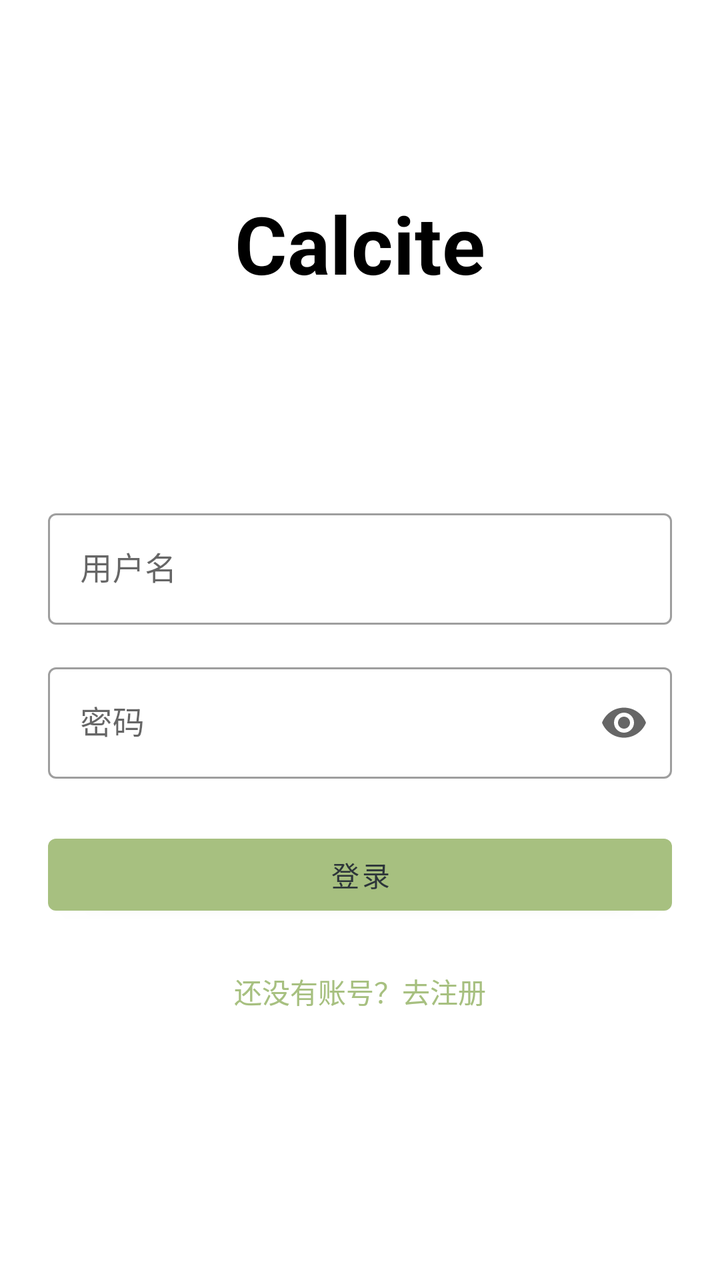
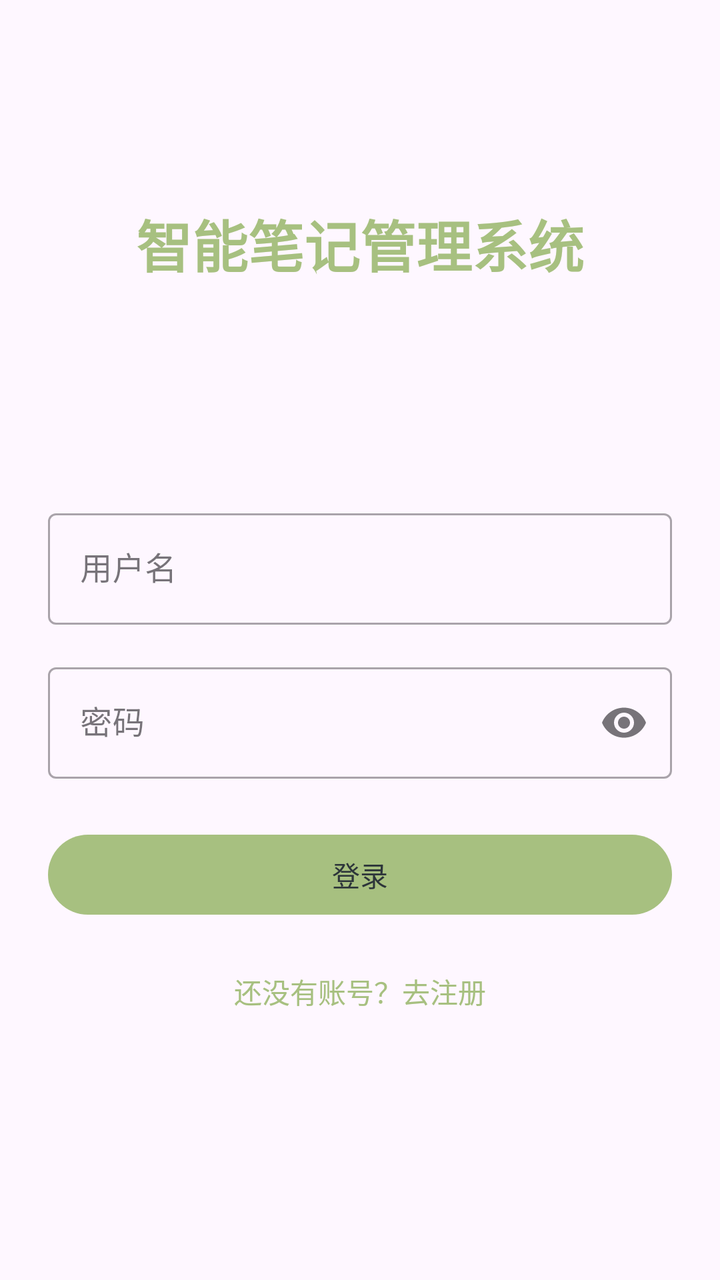

Screens rendered from an Android XML layout before and after an edit, with the pre-edit source and the edit as a unified diff.
<!-- AndroidManifest.xml: application theme Theme.Notes -->
<!-- res/layout/fragment_login.xml -->
<?xml version="1.0" encoding="utf-8"?>
<androidx.constraintlayout.widget.ConstraintLayout
    xmlns:android="http://schemas.android.com/apk/res/android"
    xmlns:app="http://schemas.android.com/apk/res-auto"
    android:layout_width="match_parent"
    android:layout_height="match_parent"
    android:padding="24dp">

    <TextView
        android:id="@+id/tvTitle"
        android:layout_width="wrap_content"
        android:layout_height="wrap_content"
        android:text="Calcite"
        android:textColor="@color/black"
        android:textSize="40sp"
        android:textStyle="bold"
        app:layout_constraintBottom_toTopOf="@id/glTop"
        app:layout_constraintEnd_toEndOf="parent"
        app:layout_constraintStart_toStartOf="parent"
        app:layout_constraintTop_toTopOf="parent"
        app:layout_constraintVertical_chainStyle="packed" />

    <androidx.constraintlayout.widget.Guideline
        android:id="@+id/glTop"
        android:layout_width="wrap_content"
        android:layout_height="wrap_content"
        android:orientation="horizontal"
        app:layout_constraintGuide_percent="0.33" />

    <com.google.android.material.textfield.TextInputLayout
        android:id="@+id/tilUsername"
        style="@style/Widget.MaterialComponents.TextInputLayout.OutlinedBox"
        android:layout_width="0dp"
        android:layout_height="wrap_content"
        android:hint="用户名"
        app:layout_constraintEnd_toEndOf="parent"
        app:layout_constraintStart_toStartOf="parent"
        app:layout_constraintTop_toBottomOf="@id/glTop"
        android:layout_marginTop="32dp">

        <com.google.android.material.textfield.TextInputEditText
            android:id="@+id/etUsername"
            android:layout_width="match_parent"
            android:layout_height="wrap_content"
            android:inputType="text" />
    </com.google.android.material.textfield.TextInputLayout>

    <com.google.android.material.textfield.TextInputLayout
        android:id="@+id/tilPassword"
        style="@style/Widget.MaterialComponents.TextInputLayout.OutlinedBox"
        android:layout_width="0dp"
        android:layout_height="wrap_content"
        android:hint="密码"
        app:endIconMode="password_toggle"
        app:layout_constraintEnd_toEndOf="parent"
        app:layout_constraintStart_toStartOf="parent"
        app:layout_constraintTop_toBottomOf="@id/tilUsername"
        android:layout_marginTop="16dp">

        <com.google.android.material.textfield.TextInputEditText
            android:id="@+id/etPassword"
            android:layout_width="match_parent"
            android:layout_height="wrap_content"
            android:inputType="textPassword" />
    </com.google.android.material.textfield.TextInputLayout>

    <Button
        android:id="@+id/btnLogin"
        android:layout_width="0dp"
        android:layout_height="wrap_content"
        android:layout_marginTop="24dp"
        android:text="登录"
        app:layout_constraintEnd_toEndOf="parent"
        app:layout_constraintStart_toStartOf="parent"
        app:layout_constraintTop_toBottomOf="@id/tilPassword" />

    <ProgressBar
        android:id="@+id/progressBar"
        android:layout_width="wrap_content"
        android:layout_height="wrap_content"
        android:visibility="gone"
        app:layout_constraintBottom_toBottomOf="@id/btnLogin"
        app:layout_constraintEnd_toEndOf="parent"
        app:layout_constraintStart_toStartOf="parent"
        app:layout_constraintTop_toTopOf="@id/btnLogin" />

    <TextView
        android:id="@+id/tvGoRegister"
        android:layout_width="wrap_content"
        android:layout_height="wrap_content"
        android:layout_marginTop="16dp"
        android:padding="8dp"
        android:text="还没有账号？去注册"
        android:textColor="@color/green"
        app:layout_constraintEnd_toEndOf="parent"
        app:layout_constraintStart_toStartOf="parent"
        app:layout_constraintTop_toBottomOf="@id/btnLogin" />

</androidx.constraintlayout.widget.ConstraintLayout>
<!-- resources referenced by this layout -->
<resources>
  <color name="black">#FF000000</color>
  <color name="green">#a7c080</color>
  <style name="Theme.Notes" parent="Theme.MaterialComponents.DayNight.NoActionBar">
          
          <item name="colorPrimary">#A7C080</item>
          <item name="colorPrimaryVariant">#8DA574</item>
          <item name="colorOnPrimary">#2D353A</item>
  
          
          <item name="colorSecondary">#D3C6AA</item>
          <item name="colorSecondaryVariant">#B7AD96</item>
          <item name="colorOnSecondary">#2D353A</item>
  
          
          <item name="android:statusBarColor">?attr/colorPrimaryVariant</item>
  
          
          <item name="android:windowLightStatusBar" tools:targetApi="m">true</item>
      </style>
</resources>

<!-- the commit's change to res/layout/fragment_login.xml (unified diff, before → after) -->
@@ -10,9 +10,9 @@
         android:id="@+id/tvTitle"
         android:layout_width="wrap_content"
         android:layout_height="wrap_content"
-        android:text="Calcite"
-        android:textColor="@color/black"
-        android:textSize="40sp"
+        android:text="智能笔记管理系统"
+        android:textColor="@color/green"
+        android:textSize="28sp"
         android:textStyle="bold"
         app:layout_constraintBottom_toTopOf="@id/glTop"
         app:layout_constraintEnd_toEndOf="parent"
<!-- resource entries referenced after the edit -->
@@ -1,8 +1,7 @@
 <!-- resources referenced by this layout -->
 <resources>
-  <color name="black">#FF000000</color>
   <color name="green">#a7c080</color>
-  <style name="Theme.Notes" parent="Theme.MaterialComponents.DayNight.NoActionBar">
+  <style name="Theme.Notes" parent="Theme.Material3.DayNight.NoActionBar">
           
           <item name="colorPrimary">#A7C080</item>
           <item name="colorPrimaryVariant">#8DA574</item>
@@ -14,7 +13,7 @@
           <item name="colorOnSecondary">#2D353A</item>
   
           
-          <item name="android:statusBarColor">?attr/colorPrimaryVariant</item>
+          <item name="android:statusBarColor">#FFFFFF</item>
   
           
           <item name="android:windowLightStatusBar" tools:targetApi="m">true</item>
